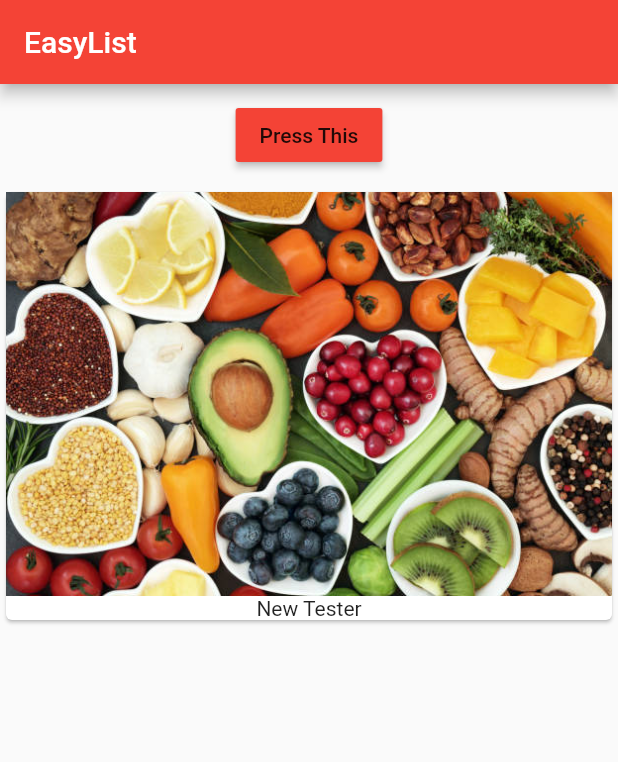
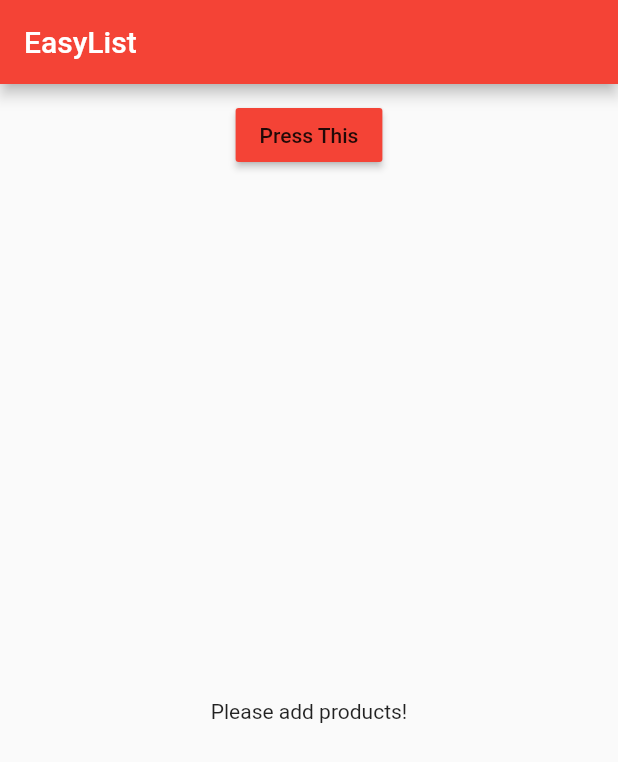
Before and after one commit to ahamouda88/flutter-course, a Flutter app: the screen it shows after launch, on a phone screen of 412 x 824 dp. Shown: the top 762 px of the screen. Run offline on Flutter 3.47's test engine with Material 2 defaults, Android fonts, the phone set to English and light mode, and no system bars.

Commit message:
Add conditional if

```diff
--- a/lib/main.dart
+++ b/lib/main.dart
@@ -13,7 +13,7 @@ class MyApp extends StatelessWidget {
         appBar: AppBar(
           title: Text('EasyList'),
         ),
-        body: ProductManager(initProduct: 'New Tester'),
+        body: ProductManager(),
       ),
     );
   }
--- a/lib/product_manager.dart
+++ b/lib/product_manager.dart
@@ -6,7 +6,7 @@ import './products.dart';
 class ProductManager extends StatefulWidget {
   final String initProduct;
 
-  ProductManager({this.initProduct = 'Sweet Tester'});
+  ProductManager({this.initProduct});
 
   @override
   State<StatefulWidget> createState() {
@@ -25,7 +25,9 @@ class _ProductManagerState extends State<ProductManager> {
 
   @override
   void initState() {
-    _products.add(widget.initProduct);
+    if (widget.initProduct != null) {
+      _products.add(widget.initProduct);
+    }
     super.initState();
   }
 
--- a/lib/products.dart
+++ b/lib/products.dart
@@ -16,9 +16,19 @@ class Products extends StatelessWidget {
     );
   }
 
+  Widget _buildProductList() {
+    return products.isEmpty
+        ? Center(
+            child: Text('Please add products!'),
+          )
+        : ListView.builder(
+            itemBuilder: _buildProductItem,
+            itemCount: products.length,
+          );
+  }
+
   @override
   Widget build(BuildContext context) {
-    return ListView.builder(
-        itemBuilder: _buildProductItem, itemCount: products.length);
+    return _buildProductList();
   }
 }
```
